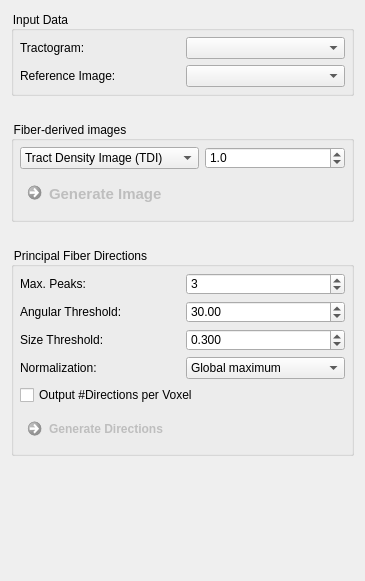
Qt form Plugins/org.mitk.gui.qt.diffusionimaging.fiberprocessing/src/internal/QmitkFiberQuantificationViewControls.ui (MIC-DKFZ/MITK-Diffusion) before a commit.
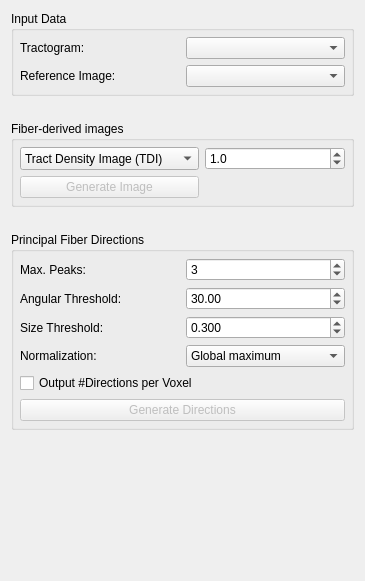
The same form after that commit. Custom widgets are drawn as their Qt base class.

Commit message: Use theme-conform buttons and styles in views

```diff
--- a/Plugins/org.mitk.gui.qt.diffusionimaging.fiberprocessing/src/internal/QmitkFiberQuantificationViewControls.ui
+++ b/Plugins/org.mitk.gui.qt.diffusionimaging.fiberprocessing/src/internal/QmitkFiberQuantificationViewControls.ui
@@ -13,15 +13,6 @@
   <property name="windowTitle">
    <string>Form</string>
   </property>
-  <property name="styleSheet">
-   <string>QCommandLinkButton:disabled {
-  border: none;
-}
-
-QGroupBox {
-  background-color: transparent;
-}</string>
-  </property>
   <layout class="QGridLayout" name="gridLayout_10">
    <property name="verticalSpacing">
     <number>25</number>
@@ -45,7 +36,7 @@
        <number>6</number>
       </property>
       <item row="1" column="0">
-       <widget class="QCommandLinkButton" name="m_ProcessFiberBundleButton">
+       <widget class="QPushButton" name="m_ProcessFiberBundleButton">
         <property name="enabled">
          <bool>false</bool>
         </property>
@@ -61,11 +52,6 @@
           <height>16777215</height>
          </size>
         </property>
-        <property name="font">
-         <font>
-          <pointsize>11</pointsize>
-         </font>
-        </property>
         <property name="toolTip">
          <string>Perform selected operation on all selected fiber bundles.</string>
         </property>
@@ -358,7 +344,7 @@
        </widget>
       </item>
       <item row="2" column="0">
-       <widget class="QCommandLinkButton" name="m_ExtractFiberPeaks">
+       <widget class="QPushButton" name="m_ExtractFiberPeaks">
         <property name="enabled">
          <bool>false</bool>
         </property>
```
The commit also changes 36 other files.
